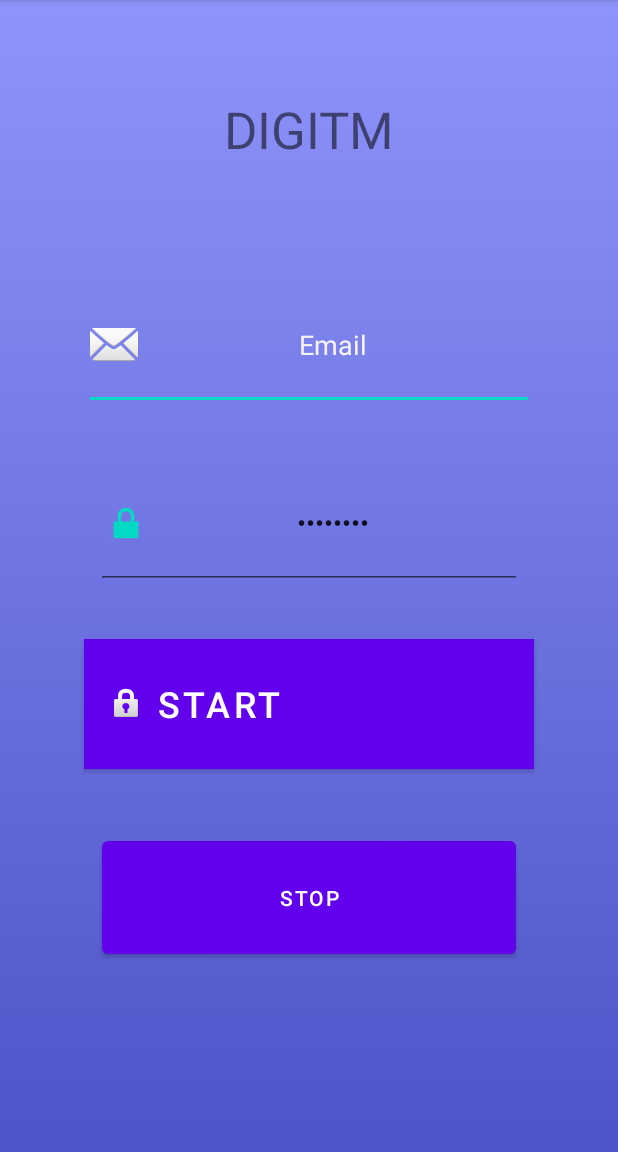
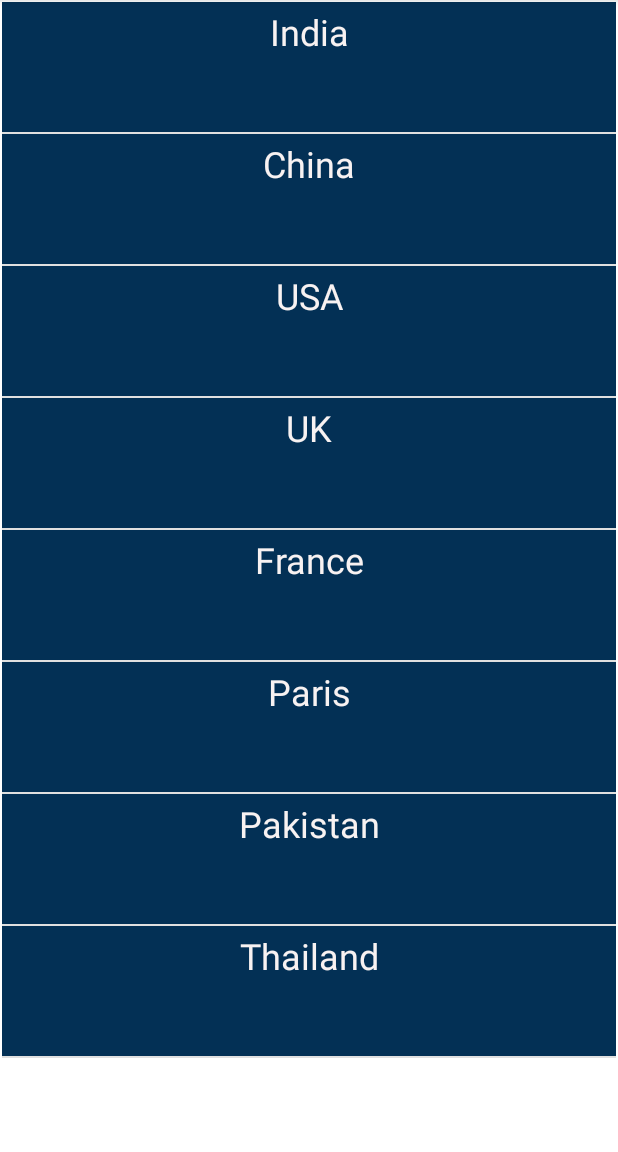
Before and after one commit to avi2801/Android, an Android app: the MainActivity screen opened directly, with no data from a screen before it, after a tap on "STOP", on a phone screen of 412 x 824 dp, the part 84-1236 px from its top. Run offline under Robolectric (Android 15) with nearby library versions, the phone set to English and light mode, and no system bars.

Commit message:
ListView Added

```diff
--- a/app/src/main/AndroidManifest.xml
+++ b/app/src/main/AndroidManifest.xml
@@ -1,6 +1,9 @@
 <?xml version="1.0" encoding="utf-8"?>
 <manifest xmlns:android="http://schemas.android.com/apk/res/android"
     package="com.example.zeeproject1">
+
+    <uses-permission android:name="android.permission.INTERNET" />
+    <uses-permission android:name="android.permission.ACCESS_NETWORK_STATE" />
 
     <application
         android:allowBackup="true"
@@ -10,8 +13,11 @@
         android:supportsRtl="true"
         android:theme="@style/Theme.ZeeProject1">
         <activity
+            android:name=".ListActivity"
+            android:exported="false" />
+        <activity
             android:name=".SplashScreen"
-            android:exported="true" >
+            android:exported="true">
             <intent-filter>
                 <action android:name="android.intent.action.MAIN" />
 
--- /dev/null
+++ b/app/src/main/java/com/example/zeeproject1/ListActivity.kt
@@ -0,0 +1,23 @@
+package com.example.zeeproject1
+
+import androidx.appcompat.app.AppCompatActivity
+import android.os.Bundle
+import android.widget.ArrayAdapter
+import kotlinx.android.synthetic.main.activity_list.*
+
+class ListActivity : AppCompatActivity() {
+    var countries = arrayOf("India","China","USA","UK","France","Paris","Pakistan","Thailand");
+    override fun onCreate(savedInstanceState: Bundle?) {
+        super.onCreate(savedInstanceState)
+        setContentView(R.layout.activity_list)
+
+        //var arrayAdapter = ArrayAdapter(this,android.R.layout.simple_list_item_1,countries)
+
+        var arrayAdapter = ArrayAdapter(this,R.layout.mylayout,R.id.textView,countries)
+        mylistView.adapter = arrayAdapter
+
+
+
+
+    }
+}
--- a/app/src/main/java/com/example/zeeproject1/MainActivity.kt
+++ b/app/src/main/java/com/example/zeeproject1/MainActivity.kt
@@ -23,8 +23,10 @@ class MainActivity : AppCompatActivity() {
 
         }
         myButton1.setOnClickListener{
-            var myIntent = Intent(this,MyService::class.java)
-            stopService(myIntent)
+//            var myIntent = Intent(this,MyService::class.java)
+//            stopService(myIntent)
+            var myIntent = Intent (this,ListActivity::class.java)
+            startActivity(myIntent)
 
         }
     }
--- /dev/null
+++ b/app/src/main/res/layout/activity_list.xml
@@ -0,0 +1,21 @@
+<?xml version="1.0" encoding="utf-8"?>
+<androidx.constraintlayout.widget.ConstraintLayout xmlns:android="http://schemas.android.com/apk/res/android"
+    xmlns:app="http://schemas.android.com/apk/res-auto"
+    xmlns:tools="http://schemas.android.com/tools"
+    android:layout_width="match_parent"
+    android:layout_height="match_parent"
+    tools:context=".ListActivity">
+
+    <ListView
+        android:id="@+id/mylistView"
+        android:layout_width="0dp"
+        android:layout_height="0dp"
+        android:layout_marginStart="1dp"
+        android:layout_marginTop="1dp"
+        android:layout_marginEnd="1dp"
+        android:layout_marginBottom="1dp"
+        app:layout_constraintBottom_toBottomOf="parent"
+        app:layout_constraintEnd_toEndOf="parent"
+        app:layout_constraintStart_toStartOf="parent"
+        app:layout_constraintTop_toTopOf="parent" />
+</androidx.constraintlayout.widget.ConstraintLayout>
--- /dev/null
+++ b/app/src/main/res/layout/mylayout.xml
@@ -0,0 +1,23 @@
+<?xml version="1.0" encoding="utf-8"?>
+<androidx.constraintlayout.widget.ConstraintLayout xmlns:android="http://schemas.android.com/apk/res/android"
+    xmlns:app="http://schemas.android.com/apk/res-auto"
+    xmlns:tools="http://schemas.android.com/tools"
+    android:layout_width="match_parent"
+    android:layout_height="match_parent"
+    android:background="#033055">
+
+    <TextView
+        android:id="@+id/textView"
+        android:layout_width="0dp"
+        android:layout_height="83dp"
+        android:layout_marginStart="2dp"
+        android:layout_marginTop="3dp"
+        android:layout_marginEnd="2dp"
+        android:text="TextView"
+        android:textAlignment="center"
+        android:textColor="#F8F2F2"
+        android:textSize="24sp"
+        app:layout_constraintEnd_toEndOf="parent"
+        app:layout_constraintStart_toStartOf="parent"
+        app:layout_constraintTop_toTopOf="parent" />
+</androidx.constraintlayout.widget.ConstraintLayout>
```
